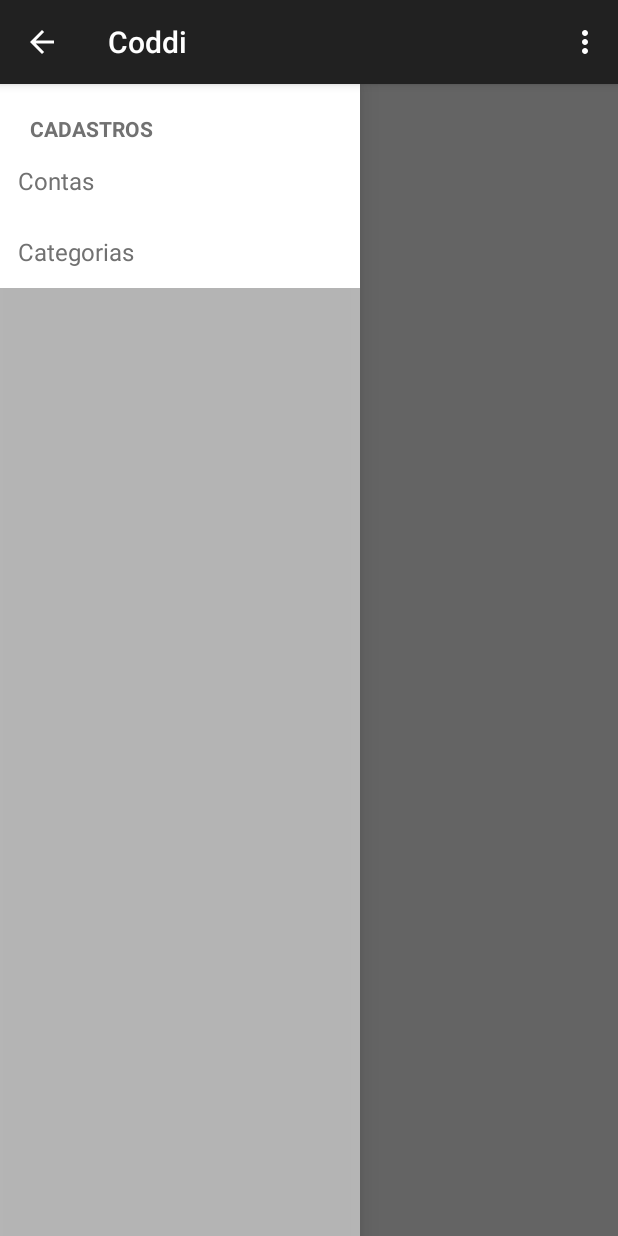
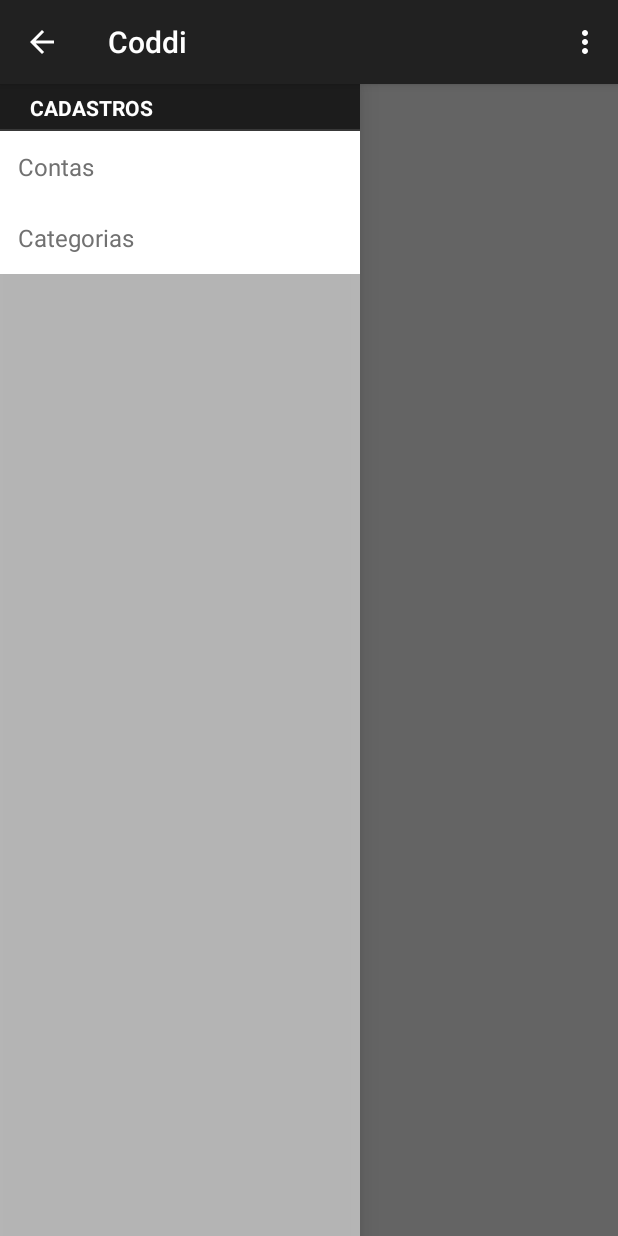
Before and after one commit to bnubruno/Coddi, an Android app: the screen it shows after launch (MainActivity), on a phone screen of 412 x 824 dp. Run offline under Robolectric (Android 15) with nearby library versions, the phone set to English and light mode, and no system bars; 2 statements that could not run were skipped.

Commit message:
#adicionado css.

```diff
--- /dev/null
+++ b/app/src/main/res/drawable/drawer_section_color.xml
@@ -0,0 +1,9 @@
+<?xml version="1.0" encoding="utf-8"?>
+<shape xmlns:android="http://schemas.android.com/apk/res/android"
+       android:shape="rectangle">
+    <gradient
+        android:type="linear"
+        android:startColor="@color/preto"
+        android:endColor="@color/preto"
+        android:angle="180"/>
+</shape>
--- /dev/null
+++ b/app/src/main/res/drawable/drawer_section_options.xml
@@ -0,0 +1,6 @@
+<?xml version="1.0" encoding="utf-8"?>
+<selector xmlns:android="http://schemas.android.com/apk/res/android">
+    <item android:drawable="@drawable/drawer_section_color" android:state_activated="false"/>
+    <item android:drawable="@drawable/drawer_section_color" android:state_pressed="true"/>
+    <item android:drawable="@drawable/drawer_section_color" android:state_activated="true"/>
+</selector>
--- a/app/src/main/res/drawable/section_selector.xml
+++ /dev/null
@@ -1,6 +0,0 @@
-<?xml version="1.0" encoding="utf-8"?>
-<selector xmlns:android="http://schemas.android.com/apk/res/android">
-    <item android:drawable="@drawable/list_item_bg_normal" android:state_activated="false"/>
-    <item android:drawable="@drawable/list_item_bg_normal" android:state_pressed="true"/>
-    <item android:drawable="@drawable/list_item_bg_normal" android:state_activated="true"/>
-</selector>
--- a/app/src/main/res/layout/drawer_list_section.xml
+++ b/app/src/main/res/layout/drawer_list_section.xml
@@ -2,7 +2,7 @@
 <RelativeLayout xmlns:android="http://schemas.android.com/apk/res/android"
                 android:layout_width="fill_parent"
                 android:layout_height="wrap_content"
-                android:background="@drawable/section_selector"
+                android:background="@drawable/drawer_section_options"
                 android:clickable="false">
 
     <TextView
@@ -10,10 +10,9 @@
         android:layout_width="fill_parent"
         android:layout_height="wrap_content"
         android:textSize="14sp"
-        android:paddingTop="20dp"
         android:paddingLeft="20dp"
-        android:paddingBottom="2dp"
-        android:textColor="@color/list_item_title"
-        style="?android:attr/listSeparatorTextViewStyle"/>
+        android:textColor="@color/branco"
+        style="?android:attr/listSeparatorTextViewStyle"
+        android:gravity="center_vertical"/>
 
 </RelativeLayout>
--- a/app/src/main/res/values/color.xml
+++ b/app/src/main/res/values/color.xml
@@ -3,15 +3,17 @@
     <color name="list_item_title">#717171</color>
     <color name="list_background">@android:color/background_light</color>
     <color name="list_background_pressed">#33B5E5</color>
-    <color name="tv_saldo_total_positivo">#33B5E5</color>
-    <color name="tv_saldo_total_negativo">#fd482f</color>
     <color name="list_divider">#c5c4c4</color>
     <color name="counter_text_bg">#626262</color>
     <color name="counter_text_color">#c5c4c4</color>
     <color name="background_main">#f1f1f1</color>
     <color name="black">#191919</color>
     <color name="shadow">#c5c4c4</color>
-    <color name="pretoTransparente">#95000000</color>
+    <color name="preto">#1C1C1C</color>
+    <color name="cinza">#4F4F4F</color>
+    <color name="branco">#FFFFFF</color>
+    <color name="verde">#00FF00</color>
+
 
 
 
--- a/app/src/main/res/values/styles.xml
+++ b/app/src/main/res/values/styles.xml
@@ -1,8 +1,7 @@
 <resources>
-
-    <!-- Base application theme. -->
-    <style name="AppTheme" parent="Theme.AppCompat.Light.DarkActionBar">
-        <!-- Customize your theme here. -->
-    </style>
+<!-- the theme applied to the application or activity -->
+<style name="AppTheme"
+       parent="Theme.AppCompat.Light.DarkActionBar">
+</style>
 
 </resources>
```
